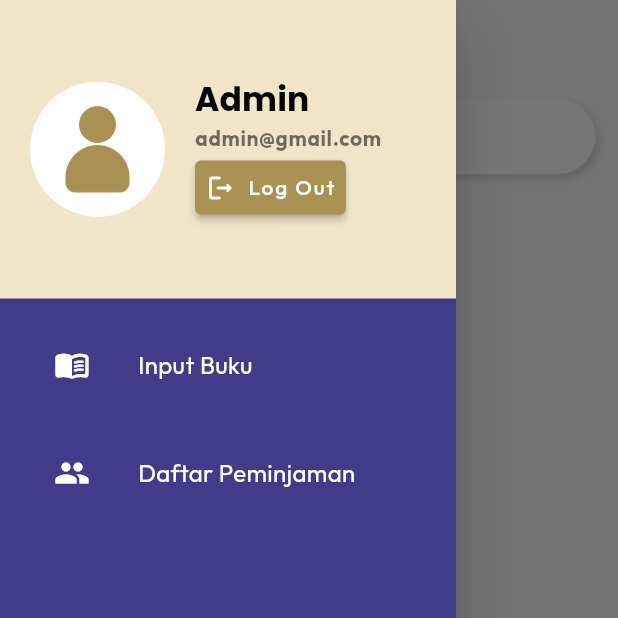
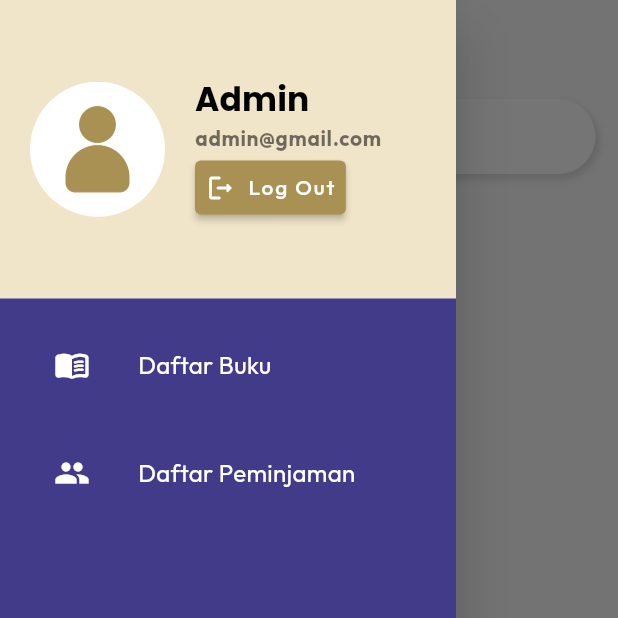
Before and after one commit to adindaayuazzahra/gobooks, a Flutter app: the PeminjamanPage screen opened by its route, with the side drawer open, on a phone screen of 412 x 824 dp, the top half of it. Run offline on Flutter 3.47's test engine with Material 2 defaults, Android fonts, the phone set to English and light mode, and no system bars; our stand-ins replace cloud_firestore, date_field, file_picker, firebase_auth, firebase_core, firebase_storage and 3 more; accounts and stored records are empty.

Commit message:
mengedit halamn daftar pinjaman

```diff
--- a/lib/pages/admin/Daftar_Peminjaman_page.dart
+++ b/lib/pages/admin/Daftar_Peminjaman_page.dart
@@ -165,7 +165,7 @@ class _PeminjamanPageState extends State<PeminjamanPage> {
                         color: Colors.white,
                       ),
                       title: Text(
-                        'Input Buku',
+                        'Daftar Buku',
                         style: Theme.of(context).textTheme.bodyText2?.copyWith(
                               color: Colors.white,
                             ),
```
